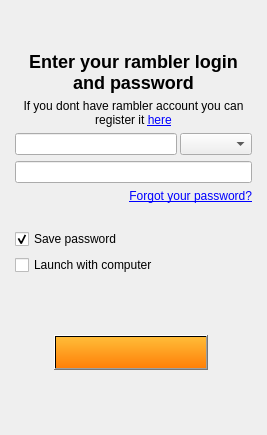
Old version of the form src/plugins/optionsmanager/logindialog.ui in the repository silvansky/Contacts.
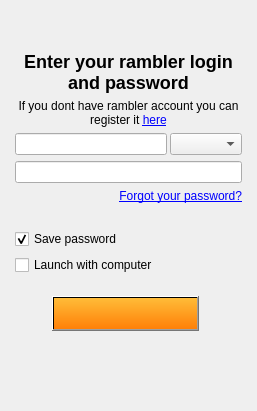
New version of the form.

Commit message: Немного переработан дизайн окна входа

Diff of the .ui file:
```diff
--- a/src/plugins/optionsmanager/logindialog.ui
+++ b/src/plugins/optionsmanager/logindialog.ui
@@ -6,8 +6,8 @@
    <rect>
     <x>0</x>
     <y>0</y>
-    <width>267</width>
-    <height>435</height>
+    <width>257</width>
+    <height>411</height>
    </rect>
   </property>
   <property name="windowTitle">
@@ -50,18 +50,9 @@
    <item>
     <widget class="QWidget" name="wdtContent" native="true">
      <layout class="QVBoxLayout" name="verticalLayout">
-      <property name="leftMargin">
+      <property name="margin">
        <number>15</number>
       </property>
-      <property name="topMargin">
-       <number>15</number>
-      </property>
-      <property name="rightMargin">
-       <number>15</number>
-      </property>
-      <property name="bottomMargin">
-       <number>5</number>
-      </property>
       <item>
        <widget class="QLabel" name="lbEnterLogin">
         <property name="text">
@@ -196,21 +187,14 @@
         </property>
        </widget>
       </item>
-      <item>
-       <spacer name="verticalSpacer">
-        <property name="orientation">
-         <enum>Qt::Vertical</enum>
-        </property>
-        <property name="sizeHint" stdset="0">
-         <size>
-          <width>20</width>
-          <height>40</height>
-         </size>
-        </property>
-       </spacer>
-      </item>
       <item>
        <layout class="QGridLayout" name="gridLayout" columnstretch="1,4,1">
+        <property name="topMargin">
+         <number>15</number>
+        </property>
+        <property name="bottomMargin">
+         <number>15</number>
+        </property>
         <item row="0" column="1">
          <widget class="QPushButton" name="pbtConnect">
           <property name="minimumSize">
```
The commit also changes 3 other files.
